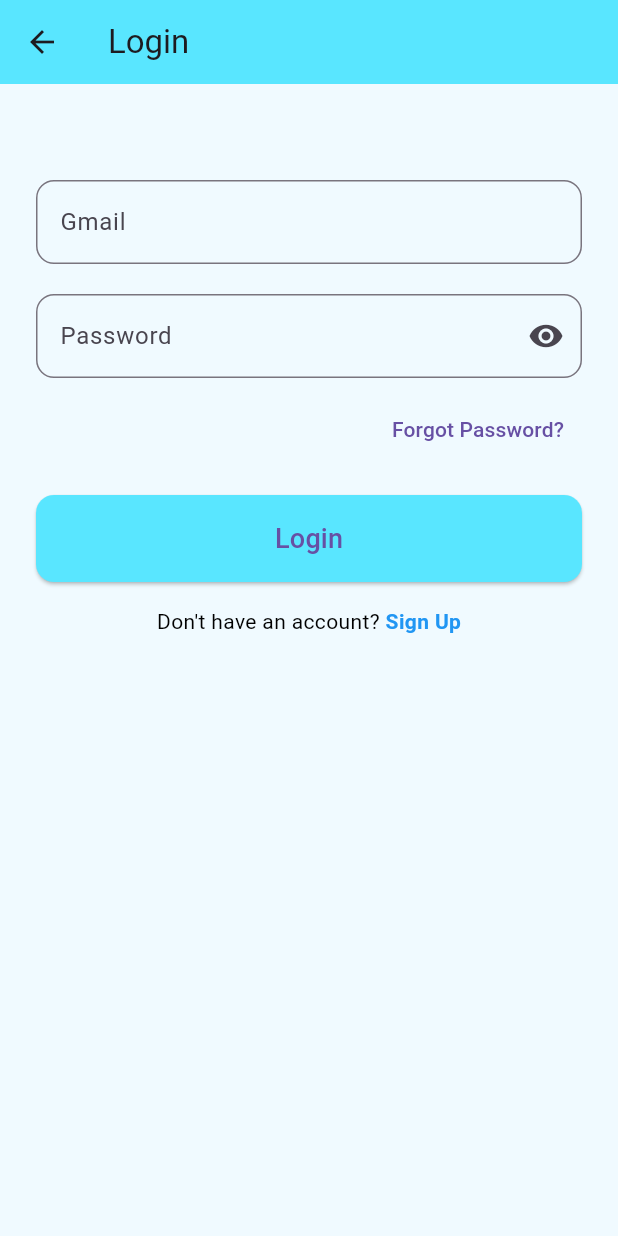
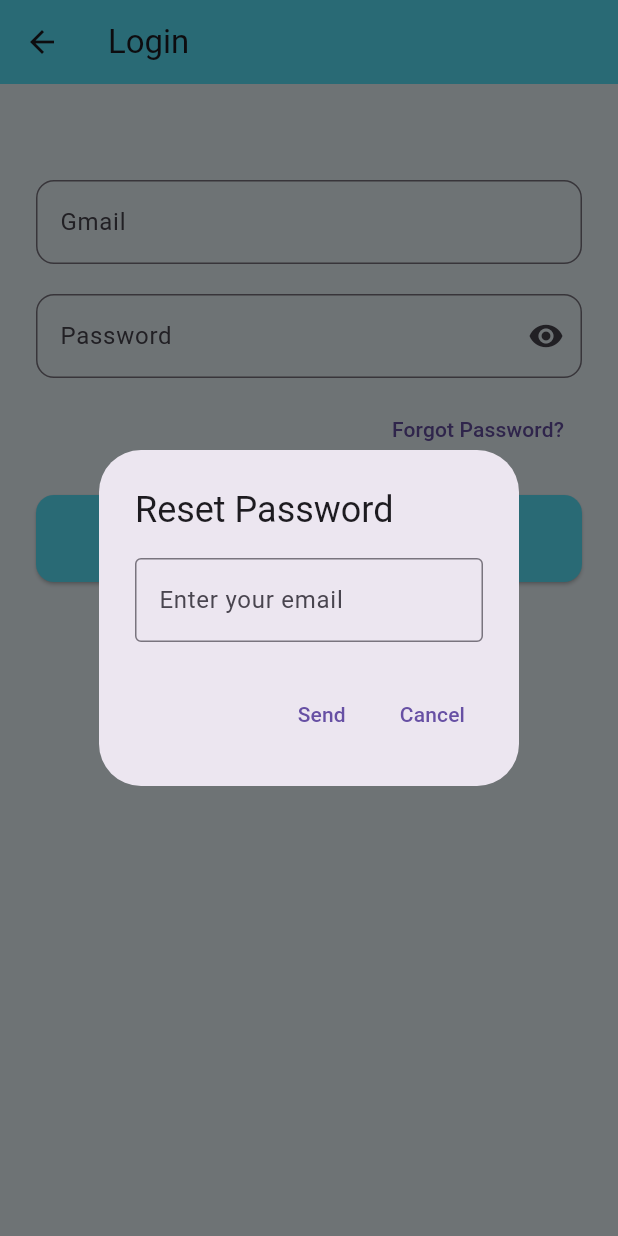
Before and after one commit to ksibug122/Weather-scheduler, a Flutter app: the LoginScreen screen opened by its route, after a tap on "Forgot Password?", on a phone screen of 412 x 824 dp. Run offline on Flutter 3.47's test engine with Material 3 defaults, Android fonts, the phone set to English and light mode, and no system bars; our stand-ins replace device_preview, firebase_auth, firebase_core; accounts and stored records are empty.

Commit message:
Update login_screen.dart

```diff
--- a/lib/screens/login_screen.dart
+++ b/lib/screens/login_screen.dart
@@ -108,6 +108,48 @@ class _LoginScreenState extends State<LoginScreen> {
     );
   }
 
+  void _showForgotPasswordDialog() {
+    final TextEditingController emailResetController = TextEditingController();
+
+    showDialog(
+      context: context,
+      builder: (_) => AlertDialog(
+        title: const Text("Reset Password"),
+        content: TextField(
+          controller: emailResetController,
+          decoration: const InputDecoration(
+            labelText: "Enter your email",
+            border: OutlineInputBorder(),
+          ),
+        ),
+        actions: [
+          TextButton(
+            onPressed: () async {
+              final email = emailResetController.text.trim();
+              Navigator.pop(context); // close the dialog
+
+              try {
+                await FirebaseAuth.instance.sendPasswordResetEmail(
+                  email: email,
+                );
+                _showErrorDialog(
+                  "Password reset email sent. Check your inbox.",
+                );
+              } on FirebaseAuthException catch (e) {
+                _showErrorDialog(e.message ?? "Failed to send reset email.");
+              }
+            },
+            child: const Text("Send"),
+          ),
+          TextButton(
+            onPressed: () => Navigator.pop(context),
+            child: const Text("Cancel"),
+          ),
+        ],
+      ),
+    );
+  }
+
   @override
   Widget build(BuildContext context) {
     return Scaffold(
@@ -154,7 +196,7 @@ class _LoginScreenState extends State<LoginScreen> {
             Align(
               alignment: Alignment.centerRight,
               child: TextButton(
-                onPressed: () {},
+                onPressed: _showForgotPasswordDialog,
                 child: const Text("Forgot Password?"),
               ),
             ),
```
